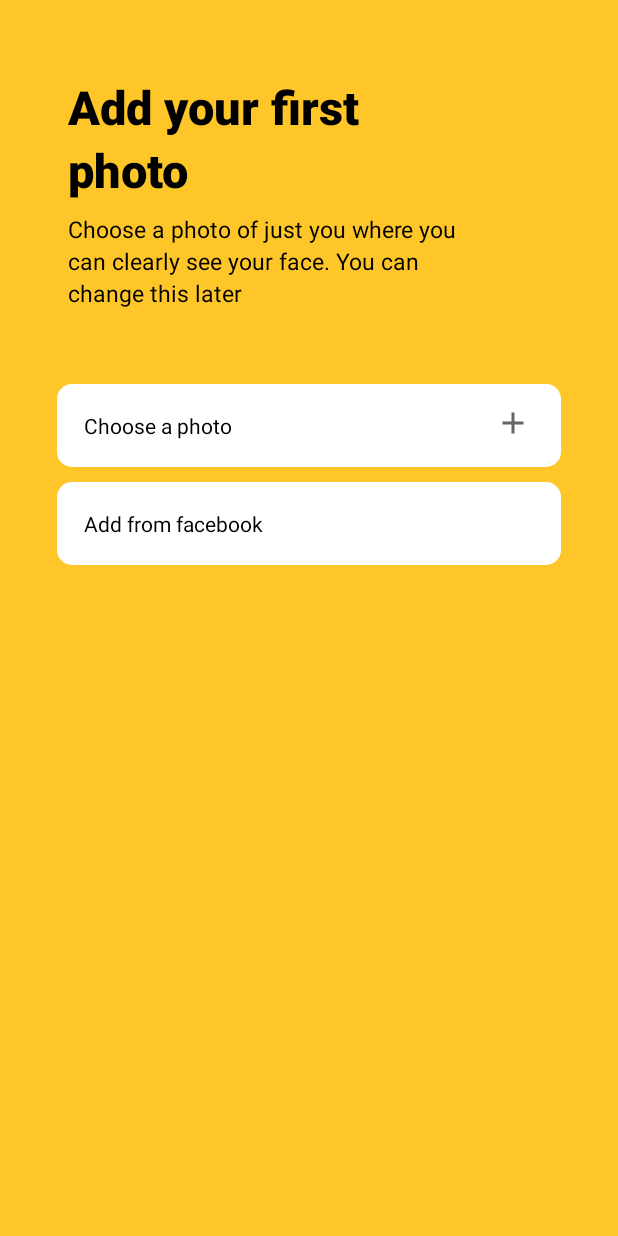
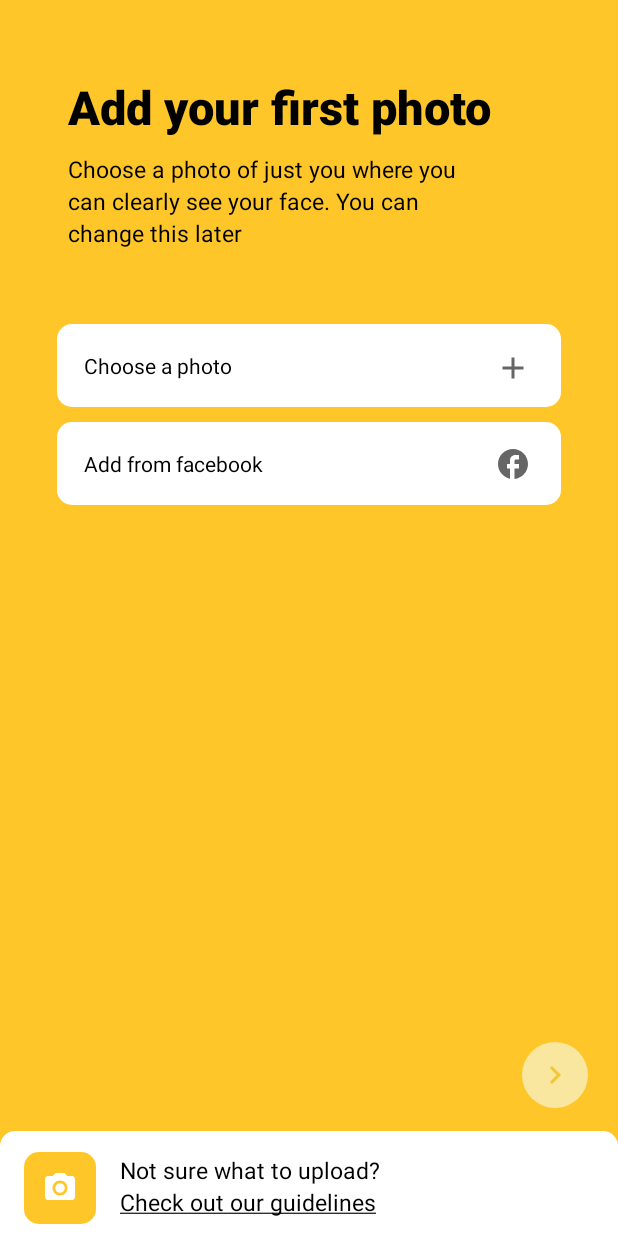
Before and after one commit to nero002/Bumble, an Android app: the screen it shows after launch (MainActivity), on a phone screen of 412 x 824 dp. Run offline under Robolectric (Android 15) with nearby library versions, the phone set to English and light mode, and no system bars.

Commit message:
Add Your First Photo

```diff
--- /dev/null
+++ b/Bumble/app/src/main/res/drawable/btn_bg.xml
@@ -0,0 +1,12 @@
+<?xml version="1.0" encoding="utf-8"?>
+<shape android:shape="rectangle"
+    xmlns:android="http://schemas.android.com/apk/res/android">
+
+    <solid
+        android:color="@color/white"
+        ></solid>
+    <corners
+        android:topLeftRadius="@dimen/dp_10"
+        android:topRightRadius="@dimen/dp_10"/>
+
+</shape>
--- /dev/null
+++ b/Bumble/app/src/main/res/drawable/camera_view_bg.xml
@@ -0,0 +1,9 @@
+<?xml version="1.0" encoding="utf-8"?>
+<shape android:shape="rectangle"
+    xmlns:android="http://schemas.android.com/apk/res/android">
+
+    <solid
+        android:color="@color/yellow_bumble"/>
+    <corners
+        android:radius="@dimen/dp_10"/>
+</shape>
--- /dev/null
+++ b/Bumble/app/src/main/res/drawable/cicle_bg_again.xml
@@ -0,0 +1,8 @@
+<?xml version="1.0" encoding="utf-8"?>
+<shape xmlns:android="http://schemas.android.com/apk/res/android"
+    android:shape="oval">
+    <solid android:color="#F9E79F"/>
+    <size android:width="@dimen/dp_44"
+        android:height="@dimen/dp_44"/>
+
+</shape>
--- /dev/null
+++ b/Bumble/app/src/main/res/drawable/ic_baseline_camera_alt_24.xml
@@ -0,0 +1,6 @@
+<vector android:height="24dp" android:tint="#FFFFFF"
+    android:viewportHeight="24" android:viewportWidth="24"
+    android:width="24dp" xmlns:android="http://schemas.android.com/apk/res/android">
+    <path android:fillColor="@android:color/white" android:pathData="M12,12m-3.2,0a3.2,3.2 0,1 1,6.4 0a3.2,3.2 0,1 1,-6.4 0"/>
+    <path android:fillColor="@android:color/white" android:pathData="M9,2L7.17,4L4,4c-1.1,0 -2,0.9 -2,2v12c0,1.1 0.9,2 2,2h16c1.1,0 2,-0.9 2,-2L22,6c0,-1.1 -0.9,-2 -2,-2h-3.17L15,2L9,2zM12,17c-2.76,0 -5,-2.24 -5,-5s2.24,-5 5,-5 5,2.24 5,5 -2.24,5 -5,5z"/>
+</vector>
--- /dev/null
+++ b/Bumble/app/src/main/res/drawable/ic_photo_camera.xml
@@ -0,0 +1,24 @@
+<vector xmlns:android="http://schemas.android.com/apk/res/android"
+    android:width="464dp"
+    android:height="464dp"
+    android:viewportWidth="464"
+    android:viewportHeight="464">
+  <path
+      android:fillColor="#FF000000"
+      android:pathData="M424,112H296c-13.232,0 -24,-10.768 -24,-24c0,-22.056 -17.944,-40 -40,-40H104c-22.056,0 -40,17.944 -40,40c0,13.232 -10.768,24 -24,24c-22.056,0 -40,17.944 -40,40v224c0,22.056 17.944,40 40,40h384c22.056,0 40,-17.944 40,-40V152C464,129.944 446.056,112 424,112zM448,376c0,13.232 -10.768,24 -24,24H40c-13.232,0 -24,-10.768 -24,-24V152c0,-13.232 10.768,-24 24,-24c22.056,0 40,-17.944 40,-40c0,-13.232 10.768,-24 24,-24h128c13.232,0 24,10.768 24,24c0,22.056 17.944,40 40,40h128c13.232,0 24,10.768 24,24V376z"/>
+  <path
+      android:fillColor="#FF000000"
+      android:pathData="M168,144c-57.344,0 -104,46.656 -104,104s46.656,104 104,104s104,-46.656 104,-104S225.344,144 168,144zM168,336c-48.52,0 -88,-39.48 -88,-88c0,-48.52 39.48,-88 88,-88s88,39.48 88,88S216.52,336 168,336z"/>
+  <path
+      android:fillColor="#FF000000"
+      android:pathData="M376,144c-13.232,0 -24,10.768 -24,24s10.768,24 24,24s24,-10.768 24,-24S389.232,144 376,144zM376,176c-4.416,0 -8,-3.584 -8,-8s3.584,-8 8,-8c4.416,0 8,3.584 8,8S380.416,176 376,176z"/>
+  <path
+      android:fillColor="#FF000000"
+      android:pathData="M392,272h-64c-4.424,0 -8,3.576 -8,8s3.576,8 8,8h64c4.424,0 8,-3.576 8,-8S396.424,272 392,272z"/>
+  <path
+      android:fillColor="#FF000000"
+      android:pathData="M392,304h-64c-4.424,0 -8,3.576 -8,8s3.576,8 8,8h64c4.424,0 8,-3.576 8,-8S396.424,304 392,304z"/>
+  <path
+      android:fillColor="#FF000000"
+      android:pathData="M392,336h-64c-4.424,0 -8,3.576 -8,8s3.576,8 8,8h64c4.424,0 8,-3.576 8,-8S396.424,336 392,336z"/>
+</vector>
--- a/Bumble/app/src/main/res/layout/activity_first_photo.xml
+++ b/Bumble/app/src/main/res/layout/activity_first_photo.xml
@@ -15,20 +15,15 @@
         app:layout_constraintStart_toStartOf="parent"
         app:layout_constraintTop_toTopOf="parent" />
 
-    <TextView
-        android:id="@+id/textView5"
-        style="@style/TitleTextViewBackground2ndLine"
-        android:text="@string/photo"
-        app:layout_constraintStart_toStartOf="parent"
-        app:layout_constraintTop_toBottomOf="@+id/textView3" />
+
 
     <TextView
-        android:layout_marginTop="@dimen/dp_8"
+        android:layout_marginTop="@dimen/dp_10"
         android:id="@+id/textView6"
         style="@style/Title2ndLineTextViewBackground"
         android:text="@string/choose_a_photo_of_just_you_where_you"
-        app:layout_constraintStart_toStartOf="@+id/textView5"
-        app:layout_constraintTop_toBottomOf="@+id/textView5" />
+        app:layout_constraintStart_toStartOf="@+id/textView3"
+        app:layout_constraintTop_toBottomOf="@+id/textView3" />
 
     <TextView
         android:id="@+id/textView7"
@@ -44,14 +39,14 @@
         app:layout_constraintStart_toStartOf="@+id/textView6"
         app:layout_constraintTop_toBottomOf="@+id/textView7" />
 
-
     <TextView
         android:id="@+id/mEtchooseAPhoto"
         style="@style/SignUpEditText"
         android:layout_marginTop="@dimen/dp_50"
         android:background="@drawable/edit_text_bg_addphoto"
         android:ems="10"
-        android:hint="@string/choose_a_photo"
+        android:text="@string/choose_a_photo"
+        android:textColor="@color/black"
         app:layout_constraintEnd_toEndOf="parent"
         app:layout_constraintHorizontal_bias="0.497"
         app:layout_constraintStart_toStartOf="parent"
@@ -63,22 +58,98 @@
         android:layout_marginTop="@dimen/dp_10"
         android:ems="10"
         android:background="@drawable/edit_text_bg_addphoto"
-        android:hint="@string/add_from_facebook"
+        android:text="@string/add_from_facebook"
+        android:textColor="@color/black"
         app:layout_constraintEnd_toEndOf="parent"
         app:layout_constraintStart_toStartOf="parent"
         app:layout_constraintTop_toBottomOf="@+id/mEtchooseAPhoto" />
 
     <ImageButton
-        android:id="@+id/imageButton"
+        android:id="@+id/iBtnPlus"
         android:layout_width="wrap_content"
         android:layout_height="wrap_content"
-        android:layout_marginEnd="20dp"
         android:background="@color/white"
         app:layout_constraintBottom_toTopOf="@+id/mEtAddFromFacebook"
         app:layout_constraintEnd_toEndOf="@+id/mEtchooseAPhoto"
+        app:layout_constraintHorizontal_bias="0.935"
+        app:layout_constraintStart_toStartOf="@+id/mEtchooseAPhoto"
         app:layout_constraintTop_toTopOf="@+id/mEtchooseAPhoto"
-        app:layout_constraintVertical_bias="0.333"
+        app:layout_constraintVertical_bias="0.414"
         app:srcCompat="@drawable/ic_baseline_add_24" />
+
+    <ImageButton
+        android:id="@+id/iBtnFacebook"
+        android:layout_width="wrap_content"
+        android:layout_height="wrap_content"
+        android:background="@color/white"
+        app:layout_constraintBottom_toBottomOf="@+id/mEtAddFromFacebook"
+        app:layout_constraintEnd_toEndOf="@+id/mEtAddFromFacebook"
+        app:layout_constraintHorizontal_bias="0.935"
+        app:layout_constraintStart_toStartOf="@+id/mEtAddFromFacebook"
+        app:layout_constraintTop_toBottomOf="@+id/iBtnPlus"
+        app:layout_constraintVertical_bias="0.727"
+        app:srcCompat="@drawable/ic_baseline_facebook_24" />
+
+    <TextView
+        android:id="@+id/mTvFullTextView"
+        android:layout_width="match_parent"
+        android:layout_height="wrap_content"
+        android:background="@drawable/btn_bg"
+        android:padding="@dimen/dp_25"
+        app:layout_constraintBottom_toBottomOf="parent"
+        app:layout_constraintEnd_toEndOf="parent"
+        app:layout_constraintHorizontal_bias="0.498"
+        app:layout_constraintStart_toStartOf="parent" />
+
+    <ImageButton
+        android:id="@+id/iBtnCamera"
+        android:layout_width="48dp"
+        android:layout_height="48dp"
+        android:background="@drawable/camera_view_bg"
+        app:layout_constraintBottom_toBottomOf="@id/mTvFullTextView"
+        app:layout_constraintEnd_toEndOf="@+id/mTvFullTextView"
+        app:layout_constraintHorizontal_bias="0.044"
+        app:layout_constraintStart_toStartOf="@+id/mTvFullTextView"
+        app:layout_constraintTop_toTopOf="@+id/mTvFullTextView"
+        app:layout_constraintVertical_bias="0.636"
+        android:src="@drawable/ic_baseline_camera_alt_24" />
+
+    <TextView
+        android:id="@+id/mTvNotSure"
+        android:layout_width="wrap_content"
+        android:layout_height="wrap_content"
+        android:layout_marginStart="16dp"
+        android:textSize="@dimen/sp_15"
+        android:layout_marginTop="@dimen/dp_15"
+        android:textColor="@color/black"
+        android:text="@string/not_sure_waht_to_upload"
+        app:layout_constraintStart_toEndOf="@+id/iBtnCamera"
+        app:layout_constraintBottom_toTopOf="@id/mTvCheckGuidelines"
+        app:layout_constraintTop_toTopOf="@+id/mTvFullTextView" />
+
+    <TextView
+        android:id="@+id/mTvCheckGuidelines"
+        android:layout_width="wrap_content"
+        android:textSize="@dimen/sp_15"
+        android:layout_height="0dp"
+        android:textColor="@color/black"
+        android:text="@string/check_out_our_guidelines"
+        app:layout_constraintBottom_toBottomOf="@id/mTvFullTextView"
+        app:layout_constraintStart_toStartOf="@+id/mTvNotSure"
+        app:layout_constraintTop_toBottomOf="@+id/mTvNotSure" />
+
+    <ImageButton
+        android:id="@+id/iBtnNextFromFirstPhoto"
+        android:layout_width="wrap_content"
+        android:layout_height="wrap_content"
+        android:layout_marginEnd="@dimen/dp_20"
+        android:background="@drawable/circle_phonenumber_bg"
+        android:layout_marginBottom="15dp"
+        android:padding="@dimen/dp_10"
+        android:src="@drawable/ic_baseline_navigate_next_24"
+        app:layout_constraintBottom_toTopOf="@+id/mTvFullTextView"
+        app:layout_constraintEnd_toEndOf="parent"
+         />
 
 
 </androidx.constraintlayout.widget.ConstraintLayout>
--- a/Bumble/app/src/main/res/layout/activity_o_t_p.xml
+++ b/Bumble/app/src/main/res/layout/activity_o_t_p.xml
@@ -133,7 +133,7 @@
         app:layout_constraintStart_toStartOf="@+id/blackCircleView"
         app:layout_constraintTop_toTopOf="@+id/blackCircleView"
         android:background="@color/yellowish"
-        app:srcCompat="@drawable/ic_baseline_keyboard_white_arrow_right_24" />
+        app:srcCompat="@drawable/ic_baseline_navigate_next_24" />
 
 
 </androidx.constraintlayout.widget.ConstraintLayout>
--- a/Bumble/app/src/main/res/values/strings.xml
+++ b/Bumble/app/src/main/res/values/strings.xml
@@ -18,7 +18,9 @@
     <string name="choose_a_photo">Choose a photo</string>
     <string name="can_clearly_see_your_face_you_can">can clearly see your face. You can</string>
     <string name="choose_a_photo_of_just_you_where_you">Choose a photo of just you where you</string>
-    <string name="add_your_first">Add your first</string>
+    <string name="add_your_first">Add your first photo</string>
     <string name="photo">photo</string>
     <string name="add_from_facebook">Add from facebook</string>
+    <string name="not_sure_waht_to_upload">Not sure what to upload?</string>
+    <string name="check_out_our_guidelines"><u>Check out our guidelines</u></string>
 </resources>
```
